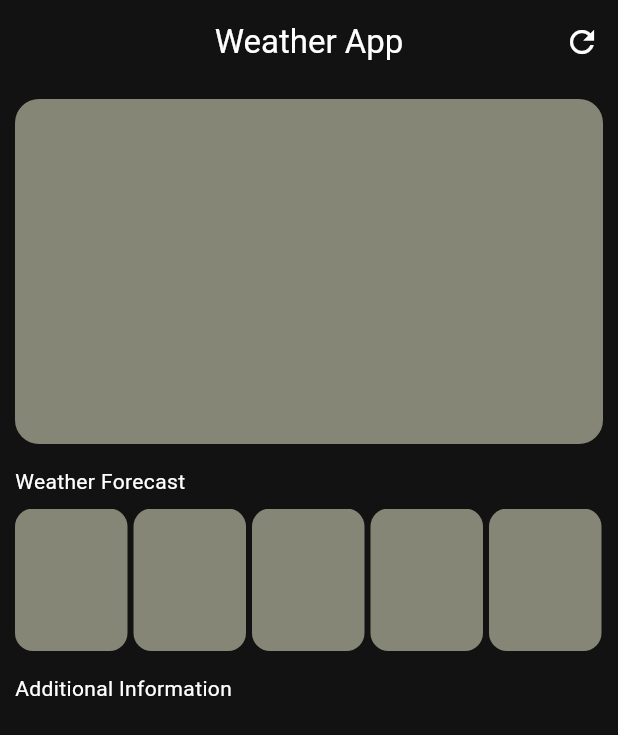
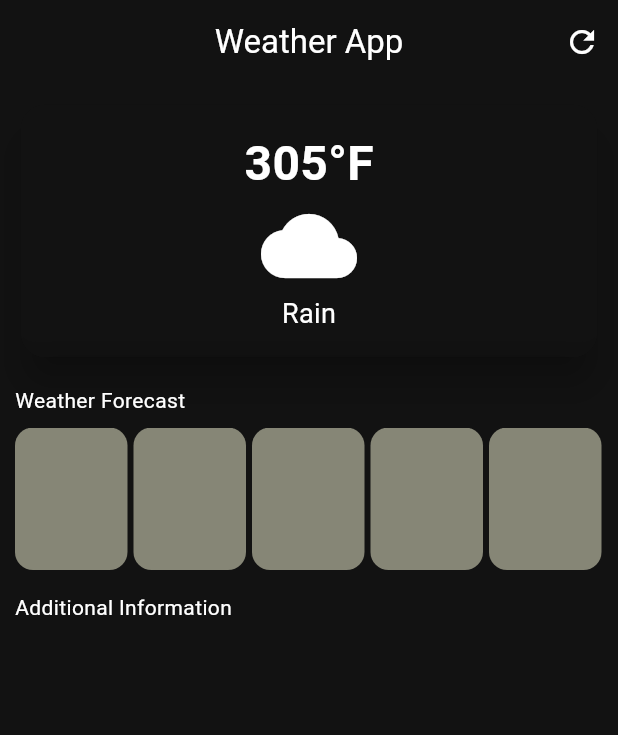
Before and after one commit to MdSohidUllahChowdhury/Check-Weather, a Flutter app: the screen it shows after launch, on a phone screen of 412 x 824 dp. Shown: the top 735 px of the screen. Run offline on Flutter 3.47's test engine with Material 3 defaults, Android fonts, the phone set to English and light mode, and no system bars; our stand-ins replace flutter_screenutil.

Commit message:
add more items

```diff
--- a/lib/main.dart
+++ b/lib/main.dart
@@ -2,6 +2,7 @@
 import 'package:flutter/material.dart';
 import 'package:flutter_screenutil/flutter_screenutil.dart';
 import 'package:weather_app/weather.dart';
+
 void main() {
   runApp(const MyApp());
 }
--- a/lib/weather.dart
+++ b/lib/weather.dart
@@ -1,6 +1,6 @@
+import 'dart:ui';
+
 import 'package:flutter/material.dart';
-
-
 
 class WeatherScreen extends StatefulWidget {
   const WeatherScreen({super.key});
@@ -26,14 +26,35 @@ class _WeatherScreenState extends State<WeatherScreen> {
           padding: const EdgeInsets.all(10.0),
           child: Column(mainAxisAlignment: MainAxisAlignment.start,
             children: [
-              Container(
-                height: 230,
-                width: double.infinity,
+              Card(
+                elevation: 10,
+                shape: RoundedRectangleBorder(
+                  borderRadius: BorderRadius.circular(16)),
+                  child:
+                  Container(
+                  width: double.infinity,
 
-                decoration: BoxDecoration(
-                  color: Color.fromARGB(158, 228, 228, 214),
-                  borderRadius: BorderRadius.all(Radius.circular(16)),
-                  backgroundBlendMode: BlendMode.hardLight,
+                  child:
+                  ClipRRect(
+                    borderRadius: BorderRadius.all(Radius.circular(16)),
+
+                    child:
+                     BackdropFilter(
+                      filter: ImageFilter.blur(sigmaX: 10,sigmaY: 10),
+
+                    child: Padding(
+                        padding: const EdgeInsets.all(16.0),
+
+                        child: Column(
+                          children: [
+                            Text('305°F',style: TextStyle(fontSize: 32,fontWeight: FontWeight.bold),),
+                            Icon(Icons.cloud,size: 64,),
+                            Text('Rain',style: TextStyle(fontSize: 18),)
+                          ],
+                        ),
+                      ),
+                    ),
+                  ),
                 ),
               )
 
```
